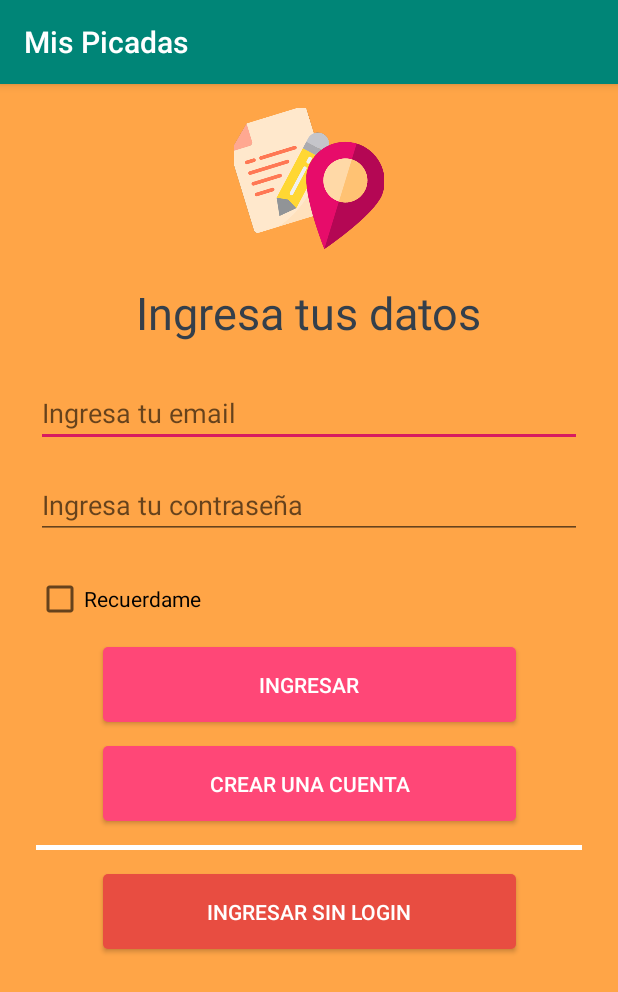
After one commit to pvjaime/app_mis_picadas, an Android app: the LoginActivity screen opened directly, with no data from a screen before it, on a phone screen of 412 x 824 dp. The commit adds this screen. Shown: the top 992 px of the screen. Run offline under Robolectric (Android 15) with nearby library versions, the phone set to English and light mode, and no system bars; 1 statement that could not run was skipped.

Commit message:
Avances Capitulo 2

```diff
--- a/01_02_Mis_Picadas/app/src/main/AndroidManifest.xml
+++ b/01_02_Mis_Picadas/app/src/main/AndroidManifest.xml
@@ -9,6 +9,7 @@
         android:roundIcon="@mipmap/ic_launcher_round"
         android:supportsRtl="true"
         android:theme="@style/AppTheme">
+        <activity android:name=".LoginActivity"></activity>
         <activity android:name=".MainActivity">
             <intent-filter>
                 <action android:name="android.intent.action.MAIN" />
--- /dev/null
+++ b/01_02_Mis_Picadas/app/src/main/java/cl/jaimikus/android/mispicadas/LoginActivity.java
@@ -0,0 +1,14 @@
+package cl.jaimikus.android.mispicadas;
+
+import androidx.appcompat.app.AppCompatActivity;
+
+import android.os.Bundle;
+
+public class LoginActivity extends AppCompatActivity {
+
+    @Override
+    protected void onCreate(Bundle savedInstanceState) {
+        super.onCreate(savedInstanceState);
+        setContentView(R.layout.activity_login);
+    }
+}
--- a/01_02_Mis_Picadas/app/src/main/java/cl/jaimikus/android/mispicadas/MainActivity.java
+++ b/01_02_Mis_Picadas/app/src/main/java/cl/jaimikus/android/mispicadas/MainActivity.java
@@ -2,13 +2,35 @@ package cl.jaimikus.android.mispicadas;
 
 import androidx.appcompat.app.AppCompatActivity;
 
+import android.content.Intent;
 import android.os.Bundle;
+
+import java.util.Timer;
+import java.util.TimerTask;
 
 public class MainActivity extends AppCompatActivity {
 
     @Override
     protected void onCreate(Bundle savedInstanceState) {
         super.onCreate(savedInstanceState);
+        //Hace referencia a la vista que esta en la carpeta de Layout
         setContentView(R.layout.activity_main);
+
+        //Simular una tarea de 3 segundos
+        TimerTask task = new TimerTask() {
+            @Override
+            public void run() {
+                //Se usa la clase Intent para abrir otra pantalla
+                Intent abir_pantalla = new Intent(MainActivity.this, LoginActivity.class);
+                startActivity(abir_pantalla);
+                //Y finalizo la actividad actual
+                finish();
+            }
+
+        };
+
+        Timer timer = new Timer();
+        timer.schedule(task, 3000); //3 segundos de duracion
+
     }
 }
--- /dev/null
+++ b/01_02_Mis_Picadas/app/src/main/res/drawable/boton_naranjo.xml
@@ -0,0 +1,6 @@
+<?xml version="1.0" encoding="utf-8"?>
+<shape android:shape="rectangle" xmlns:android="http://schemas.android.com/apk/res/android">
+    <corners android:radius="3dp"/>
+    <solid android:color="#FFE84D41"/>
+    <size android:height="50dp" android:width="275dp"/>
+</shape>
--- /dev/null
+++ b/01_02_Mis_Picadas/app/src/main/res/drawable/boton_rosado.xml
@@ -0,0 +1,6 @@
+<?xml version="1.0" encoding="utf-8"?>
+<shape android:shape="rectangle" xmlns:android="http://schemas.android.com/apk/res/android">
+    <corners android:radius="3dp"/>
+    <solid android:color="#FFFF4777"/>
+    <size android:height="50dp" android:width="275dp"/>
+</shape>
--- /dev/null
+++ b/01_02_Mis_Picadas/app/src/main/res/layout/activity_login.xml
@@ -0,0 +1,118 @@
+<?xml version="1.0" encoding="utf-8"?>
+<androidx.constraintlayout.widget.ConstraintLayout xmlns:android="http://schemas.android.com/apk/res/android"
+    xmlns:app="http://schemas.android.com/apk/res-auto"
+    xmlns:tools="http://schemas.android.com/tools"
+    android:layout_width="match_parent"
+    android:layout_height="match_parent"
+    android:background="@color/fondo_app"
+    tools:context=".LoginActivity">
+
+    <ImageView
+        android:id="@+id/imgPrincipal"
+        android:layout_width="100dp"
+        android:layout_height="100dp"
+        android:layout_marginTop="16dp"
+        app:layout_constraintEnd_toEndOf="parent"
+        app:layout_constraintStart_toStartOf="parent"
+        app:layout_constraintTop_toTopOf="parent"
+        app:srcCompat="@drawable/logo_mis_picadas" />
+
+    <TextView
+        android:id="@+id/textView2"
+        style="@style/label_inicio"
+        android:layout_width="wrap_content"
+        android:layout_height="wrap_content"
+        android:layout_marginTop="16dp"
+        android:text="@string/label_login"
+        app:layout_constraintEnd_toEndOf="parent"
+        app:layout_constraintStart_toStartOf="parent"
+        app:layout_constraintTop_toBottomOf="@+id/imgPrincipal" />
+
+    <EditText
+        android:id="@+id/editTextEmail"
+        android:layout_width="0dp"
+        android:layout_height="wrap_content"
+        android:layout_marginStart="24dp"
+        android:layout_marginTop="24dp"
+        android:layout_marginEnd="24dp"
+        android:ems="10"
+        android:hint="@string/hint_email"
+        android:inputType="textEmailAddress"
+        app:layout_constraintEnd_toEndOf="parent"
+        app:layout_constraintStart_toStartOf="parent"
+        app:layout_constraintTop_toBottomOf="@+id/textView2" />
+
+    <EditText
+        android:id="@+id/editTextPassword"
+        android:layout_width="0dp"
+        android:layout_height="wrap_content"
+        android:layout_marginStart="24dp"
+        android:layout_marginTop="16dp"
+        android:layout_marginEnd="24dp"
+        android:ems="10"
+        android:hint="@string/hint_contaseña"
+        android:inputType="textPassword"
+        app:layout_constraintEnd_toEndOf="parent"
+        app:layout_constraintStart_toStartOf="parent"
+        app:layout_constraintTop_toBottomOf="@+id/editTextEmail" />
+
+    <CheckBox
+        android:id="@+id/checkBox"
+        android:layout_width="wrap_content"
+        android:layout_height="wrap_content"
+        android:layout_marginStart="24dp"
+        android:layout_marginTop="24dp"
+        android:text="@string/check_recuerdame"
+        app:layout_constraintEnd_toEndOf="parent"
+        app:layout_constraintHorizontal_bias="0.0"
+        app:layout_constraintStart_toStartOf="parent"
+        app:layout_constraintTop_toBottomOf="@+id/editTextPassword" />
+
+    <Button
+        android:id="@+id/buttonIngresar"
+        android:layout_width="wrap_content"
+        android:layout_height="wrap_content"
+        android:layout_marginTop="16dp"
+        android:background="@drawable/boton_rosado"
+        android:text="@string/btn_ingresar"
+        android:textColor="@color/blanco"
+        app:layout_constraintEnd_toEndOf="parent"
+        app:layout_constraintStart_toStartOf="parent"
+        app:layout_constraintTop_toBottomOf="@+id/checkBox" />
+
+    <Button
+        android:id="@+id/buttonIngresar2"
+        android:layout_width="wrap_content"
+        android:layout_height="wrap_content"
+        android:layout_marginTop="16dp"
+        android:background="@drawable/boton_rosado"
+        android:text="@string/btn_crear_cuenta"
+        android:textColor="@color/blanco"
+        app:layout_constraintEnd_toEndOf="parent"
+        app:layout_constraintStart_toStartOf="parent"
+        app:layout_constraintTop_toBottomOf="@+id/buttonIngresar" />
+
+    <View
+        android:id="@+id/view"
+        android:layout_width="0dp"
+        android:layout_height="3dp"
+        android:layout_marginStart="24dp"
+        android:layout_marginTop="16dp"
+        android:layout_marginEnd="24dp"
+        android:background="@color/blanco"
+        app:layout_constraintEnd_toEndOf="parent"
+        app:layout_constraintStart_toStartOf="parent"
+        app:layout_constraintTop_toBottomOf="@+id/buttonIngresar2" />
+
+    <Button
+        android:id="@+id/button2"
+        android:layout_width="wrap_content"
+        android:layout_height="wrap_content"
+        android:layout_marginTop="16dp"
+        android:background="@drawable/boton_naranjo"
+        android:text="@string/btn_ingresar_slogin"
+        android:textColor="@color/blanco"
+        app:layout_constraintEnd_toEndOf="parent"
+        app:layout_constraintStart_toStartOf="parent"
+        app:layout_constraintTop_toBottomOf="@+id/view" />
+</androidx.constraintlayout.widget.ConstraintLayout>
--- a/01_02_Mis_Picadas/app/src/main/res/mipmap-anydpi-v26/ic_launcher.xml
+++ /dev/null
@@ -1,5 +0,0 @@
-<?xml version="1.0" encoding="utf-8"?>
-<adaptive-icon xmlns:android="http://schemas.android.com/apk/res/android">
-    <background android:drawable="@drawable/ic_launcher_background" />
-    <foreground android:drawable="@drawable/ic_launcher_foreground" />
-</adaptive-icon>
--- a/01_02_Mis_Picadas/app/src/main/res/mipmap-anydpi-v26/ic_launcher_round.xml
+++ /dev/null
@@ -1,5 +0,0 @@
-<?xml version="1.0" encoding="utf-8"?>
-<adaptive-icon xmlns:android="http://schemas.android.com/apk/res/android">
-    <background android:drawable="@drawable/ic_launcher_background" />
-    <foreground android:drawable="@drawable/ic_launcher_foreground" />
-</adaptive-icon>
--- a/01_02_Mis_Picadas/app/src/main/res/values/colors.xml
+++ b/01_02_Mis_Picadas/app/src/main/res/values/colors.xml
@@ -3,4 +3,9 @@
     <color name="colorPrimary">#008577</color>
     <color name="colorPrimaryDark">#00574B</color>
     <color name="colorAccent">#D81B60</color>
+
+    <!-- colores de la app -->
+    <color name="fondo_app">#FFA547</color>
+    <color name="letras_inicio">#343F4B</color>
+    <color name="blanco">#FFFFFF</color>
 </resources>
--- a/01_02_Mis_Picadas/app/src/main/res/values/strings.xml
+++ b/01_02_Mis_Picadas/app/src/main/res/values/strings.xml
@@ -1,3 +1,14 @@
 <resources>
     <string name="app_name">Mis Picadas</string>
+
+    <!-- Textos del Login -->
+    <string name="label_login">Ingresa tus datos</string>
+    <string name="hint_email">Ingresa tu email</string>
+    <string name="hint_contaseña">Ingresa tu contraseña</string>
+    <string name="check_recuerdame"> Recuerdame </string>
+
+    <!-- Textos de los botones -->
+    <string name="btn_ingresar"> Ingresar </string>
+    <string name="btn_crear_cuenta"> Crear una cuenta </string>
+    <string name="btn_ingresar_slogin"> Ingresar sin login </string>
 </resources>
--- a/01_02_Mis_Picadas/app/src/main/res/values/styles.xml
+++ b/01_02_Mis_Picadas/app/src/main/res/values/styles.xml
@@ -8,4 +8,11 @@
         <item name="colorAccent">@color/colorAccent</item>
     </style>
 
+    <style name="label_inicio">
+        <item name="android:fontFamily">Roboto</item>
+        <item name="android:textColor">@color/letras_inicio</item>
+        <item name="android:textSize">30sp</item>
+        <item name="android:lineSpacingMultiplier">1.29</item>
+    </style>
+
 </resources>
```
Also changed, not shown: 01_02_Mis_Picadas/app/src/main/res/drawable-v24/ic_launcher_foreground.xml (deleted, +0 -34 lines), 01_02_Mis_Picadas/app/src/main/res/layout/activity_main.xml (+18 -2 lines), 01_02_Mis_Picadas/app/src/main/res/drawable/logo_mis_picadas.png (added).
